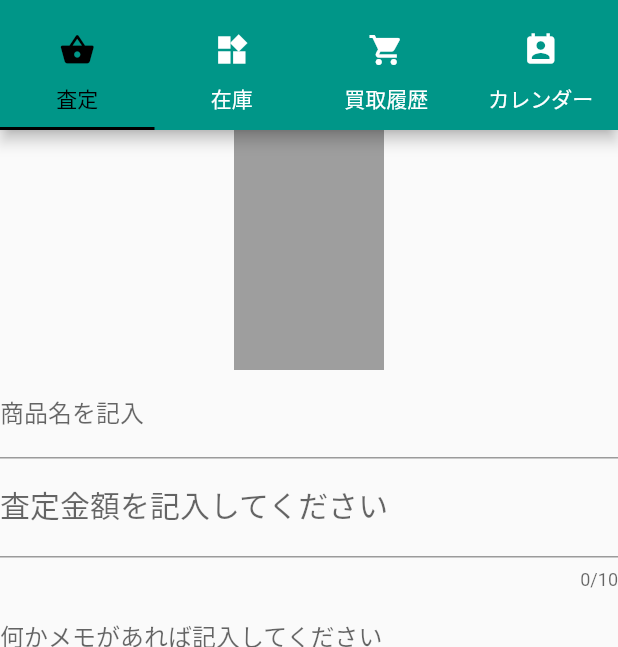
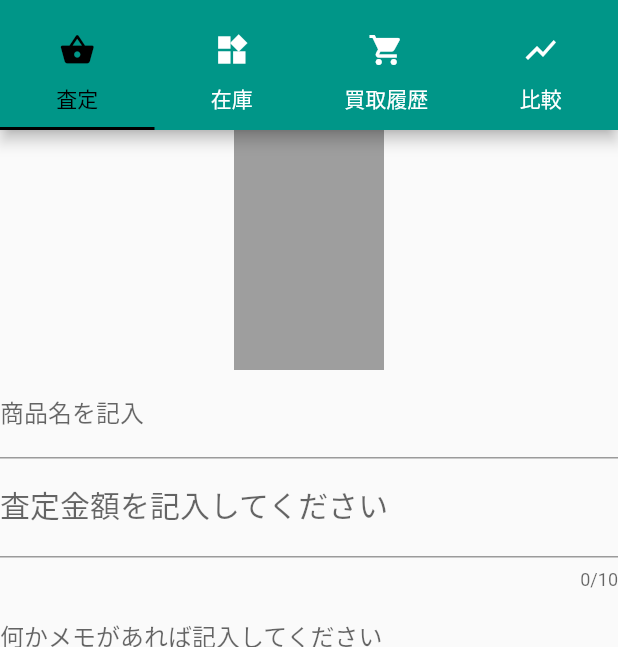
Before and after one commit to Juicy99/SABU-app, a Flutter app: the MyHomePage screen opened directly, on a phone screen of 412 x 824 dp, the part 65-712 px from its top. Run offline on Flutter 3.47's test engine with Material 2 defaults, Android fonts, the phone set to English and light mode, and no system bars; our stand-ins replace charts_flutter, cloud_firestore, firebase_auth, firebase_core, firebase_storage, image_picker; accounts and stored records are empty; network calls fail.

Commit message:
画像圧縮　読み込みエラー　ローディング　実装

```diff
--- a/lib/add_task_screen.dart
+++ b/lib/add_task_screen.dart
@@ -4,7 +4,7 @@ import 'package:flutter/material.dart';
 import 'package:flutter/services.dart';
 import 'package:image_picker/image_picker.dart';
 import 'package:provider/provider.dart';
-import 'package:sateiv2_app/zaiko_page.dart';
+import 'package:sateiv2_app/Item_page.dart';
 
 import 'order_notify.dart';
 import 'screen_order.dart';
@@ -41,8 +41,8 @@ class _AddTaskScreenState extends State<AddTaskScreen> {
                 InkWell(
                   onTap: () async {
                     // TODO: カメラロール開いて写真選ぶ
-                    final pickedFile =
-                        await picker.getImage(source: ImageSource.camera);
+                    final pickedFile = await picker.getImage(
+                        source: ImageSource.camera, imageQuality: 10);
                     order.setImage(File(pickedFile.path));
                   },
                   child: SizedBox(
@@ -144,6 +144,16 @@ class _AddTaskScreenState extends State<AddTaskScreen> {
                     ),
                   ],
                 ),
+                Consumer<OrderNotify>(builder: (context, model, child) {
+                  return model.isLoading
+                      ? Container(
+                          color: Colors.black.withOpacity(0.3),
+                          child: Center(
+                            child: CircularProgressIndicator(),
+                          ),
+                        )
+                      : SizedBox();
+                }),
               ],
             ),
           ),
--- a/lib/home.dart
+++ b/lib/home.dart
@@ -1,9 +1,9 @@
 import 'package:flutter/material.dart';
 
+import 'Item_page.dart';
 import 'add_task_screen.dart';
 import 'cart_page.dart';
-import 'schedule_page.dart';
-import 'zaiko_page.dart';
+import 'chart_page.dart';
 
 class MyHomePage extends StatefulWidget {
   @override
@@ -16,7 +16,7 @@ class _MyHomePageState extends State<MyHomePage>
     Tab(text: '査定', icon: Icon(Icons.shopping_basket)),
     Tab(text: '在庫', icon: Icon(Icons.widgets)),
     Tab(text: '買取履歴', icon: Icon(Icons.shopping_cart)),
-    Tab(text: 'カレンダー', icon: Icon(Icons.perm_contact_calendar)),
+    Tab(text: '比較', icon: Icon(Icons.show_chart)),
   ];
 
   List<Widget> _buildTabPages() {
@@ -24,7 +24,7 @@ class _MyHomePageState extends State<MyHomePage>
       AddTaskScreen(),
       ItemPage(),
       CartPage2(),
-      SchedulePage(),
+      ChartPage(),
     ];
   }
 
--- a/pubspec.yaml
+++ b/pubspec.yaml
@@ -35,7 +35,6 @@ dependencies:
   firebase_auth: ^0.18.4+1
   image_picker: ^0.6.7+17
   firebase_storage: ^5.2.0
-  flutter_native_image: ^0.0.5+3
   charts_flutter: ^0.9.0
 
 dev_dependencies:
```
Also changed, not shown: lib/Item_page.dart (renamed from lib/zaiko_page.dart, +7 -2 lines), lib/chart_page.dart (renamed from lib/schedule_page.dart, +9 -11 lines), lib/order_card.dart (+7 -1 lines), lib/order_notify.dart (+11 -2 lines), lib/screen_order.dart (+10 -0 lines).
